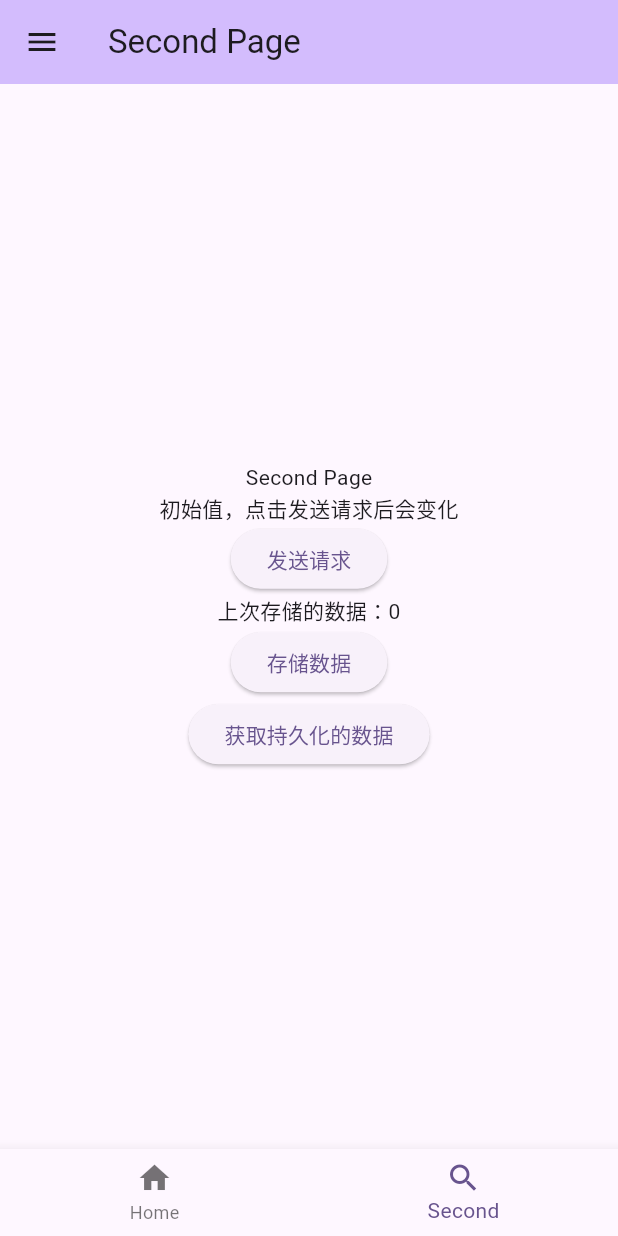
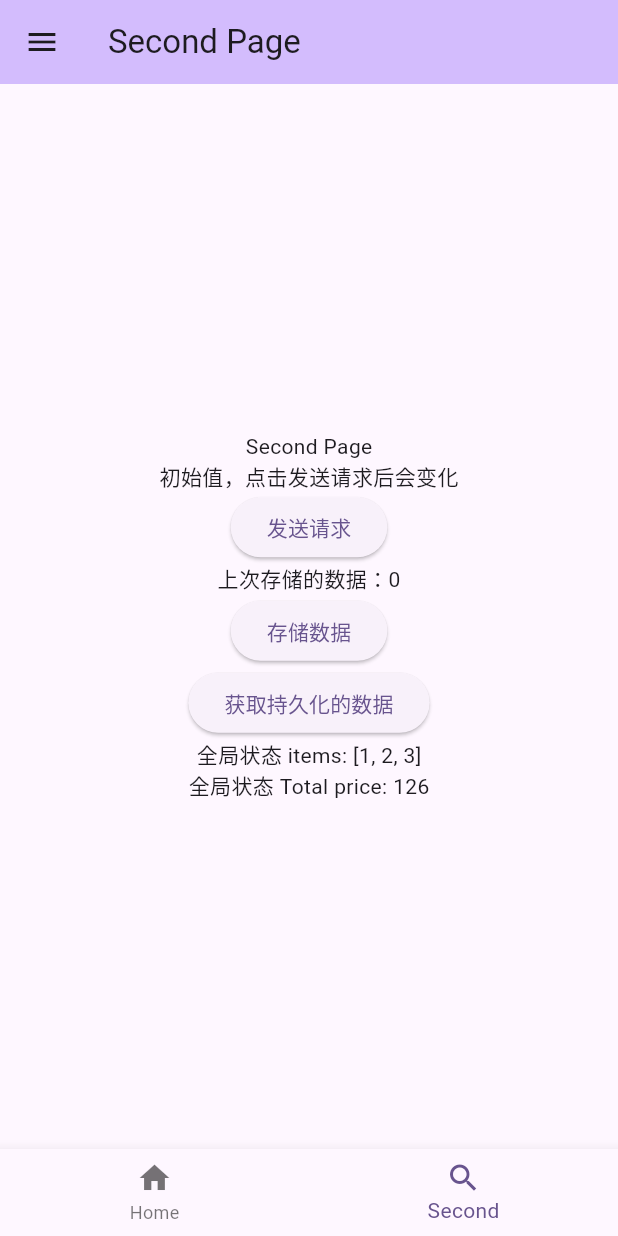
Before and after one commit to LiShuxue/flutter_app_demo, a Flutter app: the screen it shows after launch, item 2 of the bottom bar chosen, on a phone screen of 412 x 824 dp. Run offline on Flutter 3.47's test engine with Material 3 defaults, Android fonts, the phone set to English and light mode, and no system bars; our stand-ins replace dio, go_router, logger, shared_preferences.

Commit message:
增加全局状态provider

```diff
--- a/lib/main.dart
+++ b/lib/main.dart
@@ -1,8 +1,11 @@
+import 'dart:collection';
+
 import 'package:flutter/material.dart';
 import 'package:logger/logger.dart';
 import 'package:go_router/go_router.dart';
 import 'package:dio/dio.dart';
 import 'package:shared_preferences/shared_preferences.dart';
+import 'package:provider/provider.dart';
 
 final _logger = Logger();
 
@@ -49,6 +52,28 @@ void dioConfig() {
   );
 }
 
+// 全局状态 models
+class MyModel extends ChangeNotifier {
+  // 内部状态 _items
+  final List<int> _items = [1, 2, 3];
+  // 外部获取该状态，返回一个不可修改的
+  get items => UnmodifiableListView(_items);
+
+  // 内部状态 totalPrice
+  get totalPrice => _items.length * 42;
+
+  void add(int number) {
+    _items.add(number);
+    // 通知widget更新
+    notifyListeners();
+  }
+
+  void removeAll() {
+    _items.clear();
+    notifyListeners();
+  }
+}
+
 void main() {
   dioConfig();
   // 主方法启动app
@@ -63,13 +88,19 @@ class MyApp extends StatelessWidget {
   // 覆写 build 方法
   @override
   Widget build(BuildContext context) {
-    return MaterialApp.router(
-      title: 'My Flutter Demo',
-      theme: ThemeData(
-        colorScheme: ColorScheme.fromSeed(seedColor: Colors.deepPurple), // 定义颜色
-        useMaterial3: true, // 启用Material 3
+    return MultiProvider(
+      providers: [
+        ChangeNotifierProvider(create: (context) => MyModel()),
+      ],
+      child: MaterialApp.router(
+        title: 'My Flutter Demo',
+        theme: ThemeData(
+          colorScheme:
+              ColorScheme.fromSeed(seedColor: Colors.deepPurple), // 定义颜色
+          useMaterial3: true, // 启用Material 3
+        ),
+        routerConfig: _router, // 路由配置
       ),
-      routerConfig: _router, // 路由配置
     );
   }
 }
@@ -178,8 +209,20 @@ class _MyHomePageState extends State<MyHomePage> {
               onPressed: () {
                 // 处理按钮按下事件
                 _logger.d('button pressed');
+                // 修改全局状态
+                context.read<MyModel>().add(1);
               },
-              child: const Text('Press Me'),
+              child: const Text('更新全局状态'),
+            ),
+            Consumer<MyModel>(
+                builder: (context, my, child) =>
+                    Text('全局状态 Total price: ${my.totalPrice}')),
+            ElevatedButton(
+              onPressed: () {
+                // 修改全局状态
+                Provider.of<MyModel>(context, listen: false).removeAll();
+              },
+              child: const Text('清空全局状态'),
             ),
           ],
         ),
@@ -341,6 +384,12 @@ class _SecondPageState extends State<SecondPage> {
               },
               child: const Text('获取持久化的数据'),
             ),
+            Consumer<MyModel>(
+                builder: (context, my, child) =>
+                    Text('全局状态 items: ${my.items.toString()}')),
+            Consumer<MyModel>(
+                builder: (context, my, child) =>
+                    Text('全局状态 Total price: ${my.totalPrice}')),
           ],
         ),
       ),
--- a/pubspec.yaml
+++ b/pubspec.yaml
@@ -12,6 +12,7 @@ dependencies:
     sdk: flutter
   go_router: ^12.1.1
   logger: ^2.0.2+1
+  provider: ^6.1.1
   shared_preferences: ^2.2.2
 
 dev_dependencies:
```
Also changed, not shown: pubspec.lock.
